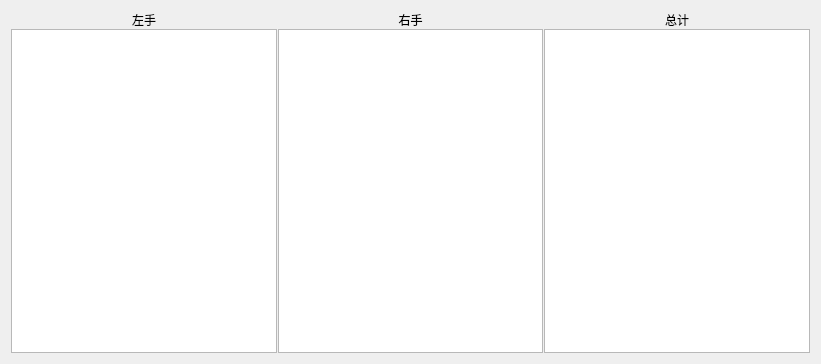
Qt form data_widget.ui (yukuan1991/mod_project) before a commit.
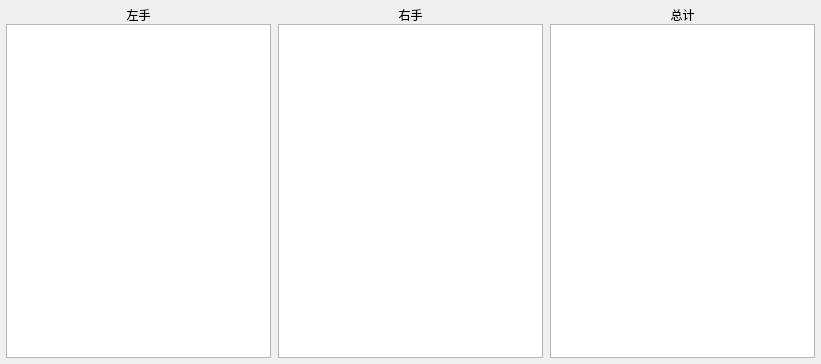
The same form after that commit.

```diff
--- a/data_widget.ui
+++ b/data_widget.ui
@@ -14,6 +14,21 @@
    <string>Form</string>
   </property>
   <layout class="QVBoxLayout" name="verticalLayout_4">
+   <property name="spacing">
+    <number>0</number>
+   </property>
+   <property name="leftMargin">
+    <number>0</number>
+   </property>
+   <property name="topMargin">
+    <number>0</number>
+   </property>
+   <property name="rightMargin">
+    <number>0</number>
+   </property>
+   <property name="bottomMargin">
+    <number>0</number>
+   </property>
    <item>
     <widget class="QSplitter" name="splitter">
      <property name="orientation">
@@ -27,6 +42,18 @@
        <property name="spacing">
         <number>0</number>
        </property>
+       <property name="leftMargin">
+        <number>6</number>
+       </property>
+       <property name="topMargin">
+        <number>6</number>
+       </property>
+       <property name="rightMargin">
+        <number>6</number>
+       </property>
+       <property name="bottomMargin">
+        <number>6</number>
+       </property>
        <item>
         <widget class="QLabel" name="label">
          <property name="text">
@@ -47,6 +74,18 @@
        <property name="spacing">
         <number>0</number>
        </property>
+       <property name="leftMargin">
+        <number>0</number>
+       </property>
+       <property name="topMargin">
+        <number>6</number>
+       </property>
+       <property name="rightMargin">
+        <number>0</number>
+       </property>
+       <property name="bottomMargin">
+        <number>6</number>
+       </property>
        <item>
         <widget class="QLabel" name="label_2">
          <property name="text">
@@ -67,6 +106,18 @@
        <property name="spacing">
         <number>0</number>
        </property>
+       <property name="leftMargin">
+        <number>6</number>
+       </property>
+       <property name="topMargin">
+        <number>6</number>
+       </property>
+       <property name="rightMargin">
+        <number>6</number>
+       </property>
+       <property name="bottomMargin">
+        <number>6</number>
+       </property>
        <item>
         <widget class="QLabel" name="label_3">
          <property name="text">
```
